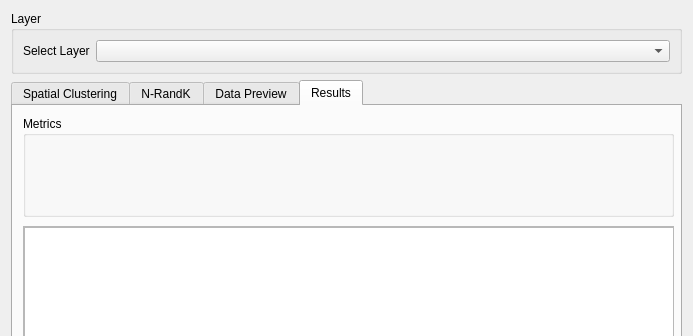
Qt form ui/geoprivacy_dialog_base.ui (Diuke/GeoPriv) before a commit; both pictures show x 0 to 693 and y 0 to 336 of the 693 by 677 pixel window.
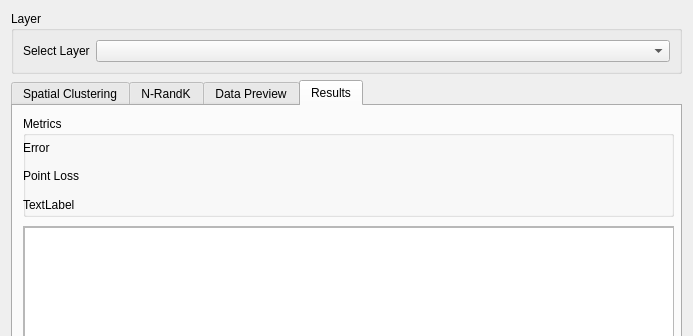
The same form after that commit. The open tabs and pages were chosen to show the change. Icons and pictures are not drawn. Custom widgets are drawn as their Qt base class.

What changed in the file:
```diff
--- a/ui/geoprivacy_dialog_base.ui
+++ b/ui/geoprivacy_dialog_base.ui
@@ -342,6 +342,60 @@
        <property name="title">
         <string>Metrics</string>
        </property>
+       <widget class="QWidget" name="gridLayoutWidget_2">
+        <property name="geometry">
+         <rect>
+          <x>0</x>
+          <y>20</y>
+          <width>651</width>
+          <height>80</height>
+         </rect>
+        </property>
+        <layout class="QGridLayout" name="gridLayout_4">
+         <item row="0" column="1">
+          <widget class="QLabel" name="QError">
+           <property name="text">
+            <string/>
+           </property>
+          </widget>
+         </item>
+         <item row="1" column="0">
+          <widget class="QLabel" name="OtherErrorLabel">
+           <property name="text">
+            <string>Point Loss</string>
+           </property>
+          </widget>
+         </item>
+         <item row="0" column="0">
+          <widget class="QLabel" name="labelQError">
+           <property name="text">
+            <string>Error</string>
+           </property>
+          </widget>
+         </item>
+         <item row="1" column="1">
+          <widget class="QLabel" name="pointLoss">
+           <property name="text">
+            <string/>
+           </property>
+          </widget>
+         </item>
+         <item row="2" column="0">
+          <widget class="QLabel" name="label">
+           <property name="text">
+            <string>TextLabel</string>
+           </property>
+          </widget>
+         </item>
+         <item row="2" column="1">
+          <widget class="QLabel" name="label_2">
+           <property name="text">
+            <string/>
+           </property>
+          </widget>
+         </item>
+        </layout>
+       </widget>
       </widget>
       <widget class="QScrollArea" name="scrollArea_2">
        <property name="geometry">
```
